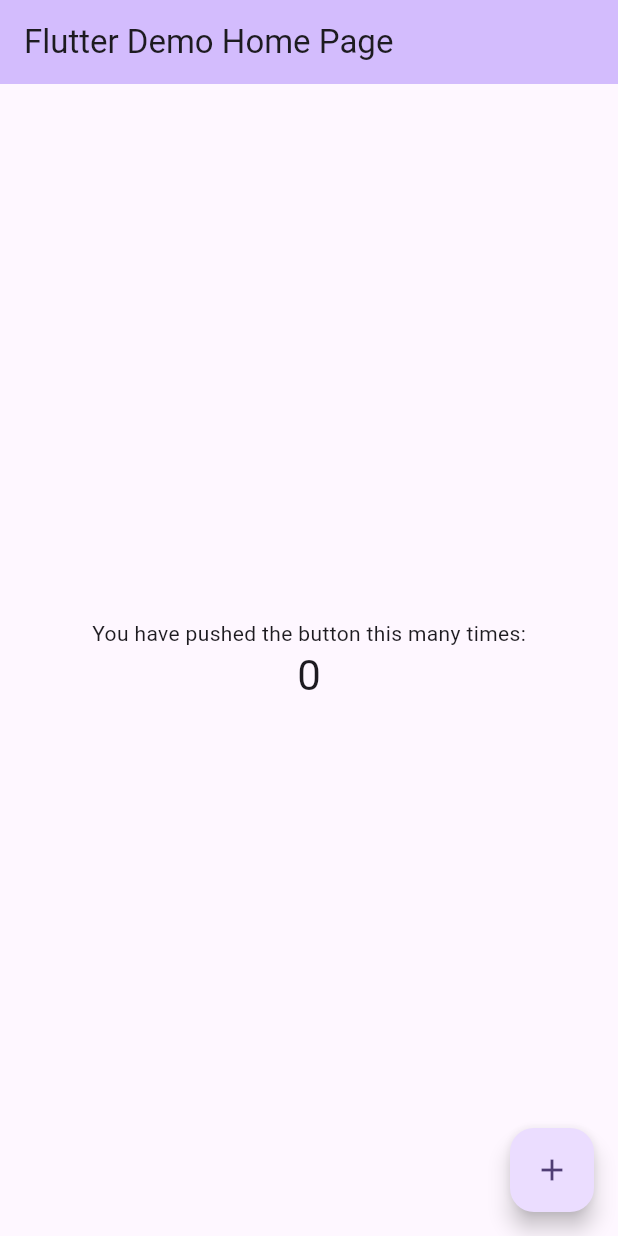
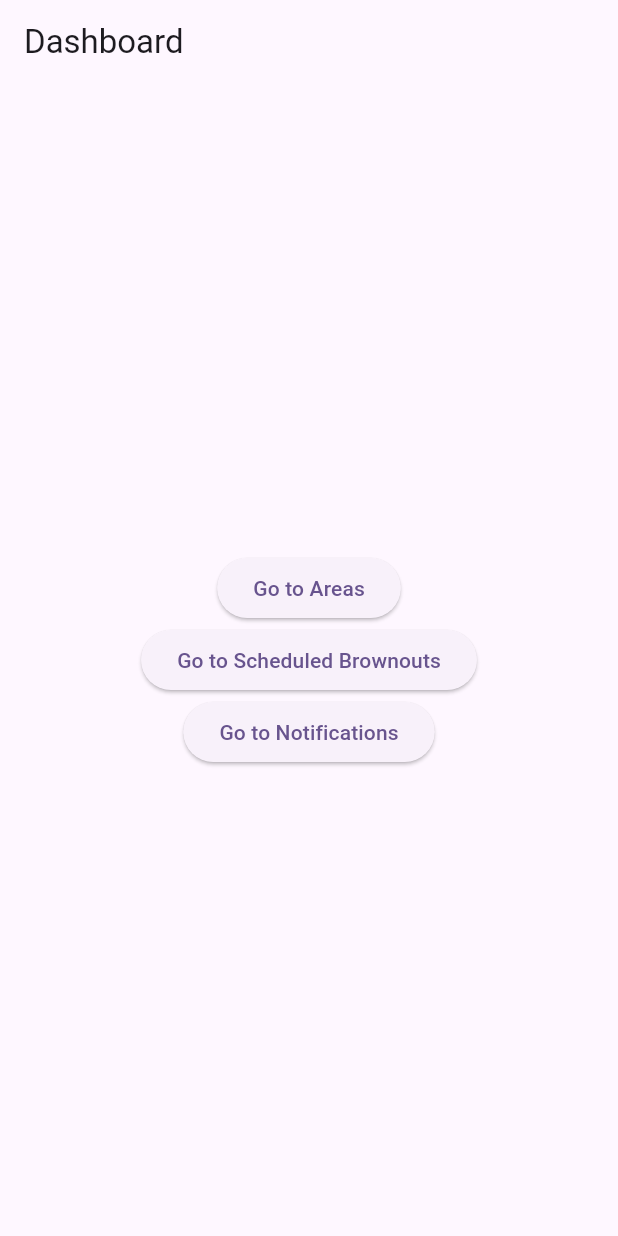
Before and after one commit to Not-PvP/FP_SUGA, a Flutter app: the screen it shows after launch, on a phone screen of 412 x 824 dp. Run offline on Flutter 3.47's test engine with Material 3 defaults, Android fonts, the phone set to English and light mode, and no system bars.

Commit message:
Add app navigation screens

```diff
--- a/lib/main.dart
+++ b/lib/main.dart
@@ -1,4 +1,10 @@
 import 'package:flutter/material.dart';
+import 'screens/dashboard_screen.dart';
+import 'screens/brownout_details_screen.dart';
+import 'screens/scheduled_brownouts_screen.dart';
+import 'screens/notifications_screen.dart';
+import 'screens/areas_screen.dart';
+import 'screens/area_details_screen.dart';
 
 void main() {
   runApp(const MyApp());
@@ -11,26 +17,18 @@ class MyApp extends StatelessWidget {
   @override
   Widget build(BuildContext context) {
     return MaterialApp(
-      title: 'Flutter Demo',
+      title: 'SUGA',
       theme: ThemeData(
-        // This is the theme of your application.
-        //
-        // TRY THIS: Try running your application with "flutter run". You'll see
-        // the application has a purple toolbar. Then, without quitting the app,
-        // try changing the seedColor in the colorScheme below to Colors.green
-        // and then invoke "hot reload" (save your changes or press the "hot
-        // reload" button in a Flutter-supported IDE, or press "r" if you used
-        // the command line to start the app).
-        //
-        // Notice that the counter didn't reset back to zero; the application
-        // state is not lost during the reload. To reset the state, use hot
-        // restart instead.
-        //
-        // This works for code too, not just values: Most code changes can be
-        // tested with just a hot reload.
-        colorScheme: .fromSeed(seedColor: Colors.deepPurple),
+        colorScheme: ColorScheme.fromSeed(seedColor: Colors.deepPurple),
       ),
-      home: const MyHomePage(title: 'Flutter Demo Home Page'),
+      routes: {
+        '/': (context) => const DashboardScreen(),
+        '/areas': (context) => const AreasScreen(),
+        '/area_details': (context) => const AreaDetailsScreen(),
+        '/brownouts': (context) => const ScheduledBrownoutsScreen(),
+        '/brownout_details': (context) => const BrownoutDetailsScreen(),
+        '/notifications': (context) => const NotificationsScreen(),
+      }
     );
   }
 }
--- /dev/null
+++ b/lib/screens/dashboard_screen.dart
@@ -0,0 +1,39 @@
+import 'package:flutter/material.dart';
+
+class DashboardScreen extends StatelessWidget {
+  const DashboardScreen({super.key});
+
+  @override
+  Widget build(BuildContext context) {
+    return Scaffold(
+      appBar: AppBar(
+        title: const Text('Dashboard'),
+      ),
+      body: Center(
+        child: Column(
+          mainAxisAlignment: MainAxisAlignment.center,
+          children: [
+            ElevatedButton(
+              onPressed: () {
+                Navigator.pushNamed(context, '/areas');
+              },
+              child: const Text('Go to Areas'),
+            ),
+            ElevatedButton(
+              onPressed: () {
+                Navigator.pushNamed(context, '/brownouts');
+              },
+              child: const Text('Go to Scheduled Brownouts'),
+            ),
+            ElevatedButton(
+              onPressed: () {
+                Navigator.pushNamed(context, '/notifications');
+              },
+              child: const Text('Go to Notifications'),
+            ),
+          ],
+        ),
+      ),
+    );
+  }
+}
```
Also changed, not shown: lib/screens/area_details_screen.dart (added, +17 -0 lines), lib/screens/areas_screen.dart (added, +25 -0 lines), lib/screens/brownout_details_screen.dart (added, +17 -0 lines), lib/screens/notifications_screen.dart (added, +17 -0 lines), lib/screens/scheduled_brownouts_screen.dart (added, +17 -0 lines).
